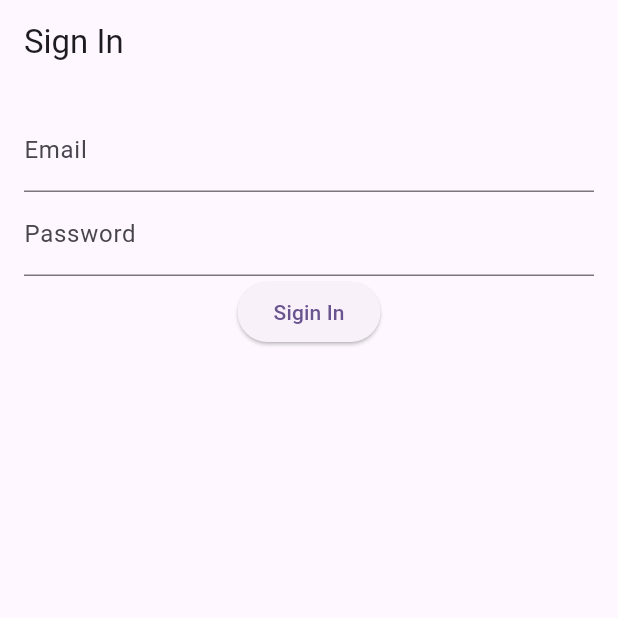
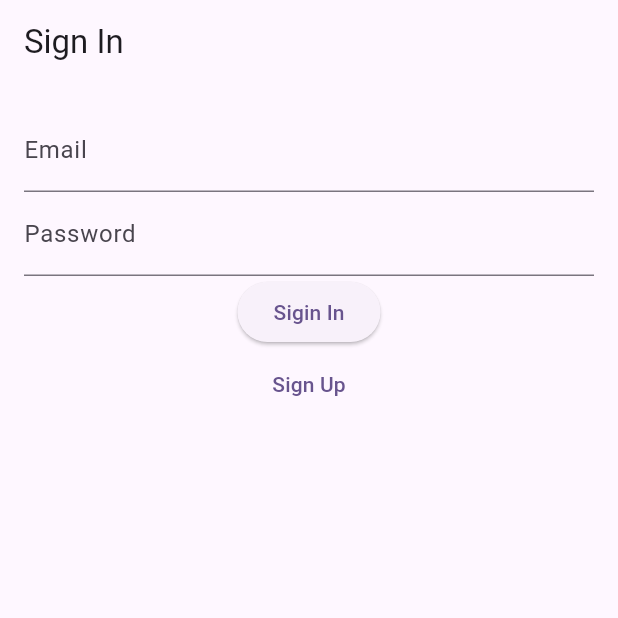
Before and after one commit to leekh8/Project-Flutter, a Flutter app: the screen it shows after launch, after a tap on "Sigin In", on a phone screen of 412 x 824 dp, the top half of it. Run offline on Flutter 3.47's test engine with Material 2 defaults, Android fonts, the phone set to English and light mode, and no system bars; our stand-ins replace cloud_firestore, firebase_auth, firebase_core; accounts and stored records are empty; network calls fail.

```diff
--- /dev/null
+++ b/flutter_chat/lib/screens/signIn_screen.dart
@@ -0,0 +1,65 @@
+import 'package:flutter/material.dart';
+import 'package:flutter_chat/services/auth_service.dart';
+import 'signUp_screen.dart';
+import 'chat_screen.dart';
+
+class AuthScreen extends StatefulWidget {
+  @override
+  _AuthScreenState createState() => _AuthScreenState();
+}
+
+class _AuthScreenState extends State<AuthScreen> {
+  final AuthService _authService = AuthService();
+  final TextEditingController _emailController = TextEditingController();
+  final TextEditingController _passwordController = TextEditingController();
+
+  void _signIn(BuildContext context) async {
+    final email = _emailController.text;
+    final password = _passwordController.text;
+    final user = await _authService.signInWithEmail(email, password);
+
+    if (user != null) {
+      Navigator.pushReplacement(
+        context,
+        MaterialPageRoute(builder: (context) => ChatScreen()),
+      );
+    } else {}
+  }
+
+  @override
+  Widget build(BuildContext context) {
+    return Scaffold(
+        appBar: AppBar(
+          title: Text('Sign In'),
+        ),
+        body: Padding(
+          padding: const EdgeInsets.all(16.0),
+          child: Column(
+            children: [
+              TextField(
+                controller: _emailController,
+                decoration: InputDecoration(labelText: 'Email'),
+              ),
+              TextField(
+                controller: _passwordController,
+                decoration: InputDecoration(labelText: 'Password'),
+                obscureText: true,
+              ),
+              ElevatedButton(
+                onPressed: () => _signIn(context),
+                child: Text('Sigin In'),
+              ),
+              TextButton(
+                onPressed: () {
+                  Navigator.push(
+                    context,
+                    MaterialPageRoute(builder: (context) => SignUpScreen()),
+                  );
+                },
+                child: Text('Sign Up'),
+              ),
+            ],
+          ),
+        ));
+  }
+}
--- a/flutter_chat/lib/services/chat_service.dart
+++ b/flutter_chat/lib/services/chat_service.dart
@@ -1,4 +1,6 @@
 import 'package:cloud_firestore/cloud_firestore.dart'; // Firebase cloud Firestore 사용
+
+
 
 class ChatService {
   final CollectionReference chatCollection =
```
Also changed, not shown: flutter_chat/lib/main.dart (+2 -90 lines), flutter_chat/lib/screens/chat_screen.dart (+21 -0 lines), flutter_chat/lib/screens/signUp_screen.dart (renamed from flutter_chat/lib/screens/auth_screen.dart, +17 -12 lines), flutter_chat/lib/services/auth_service.dart (+17 -0 lines).
